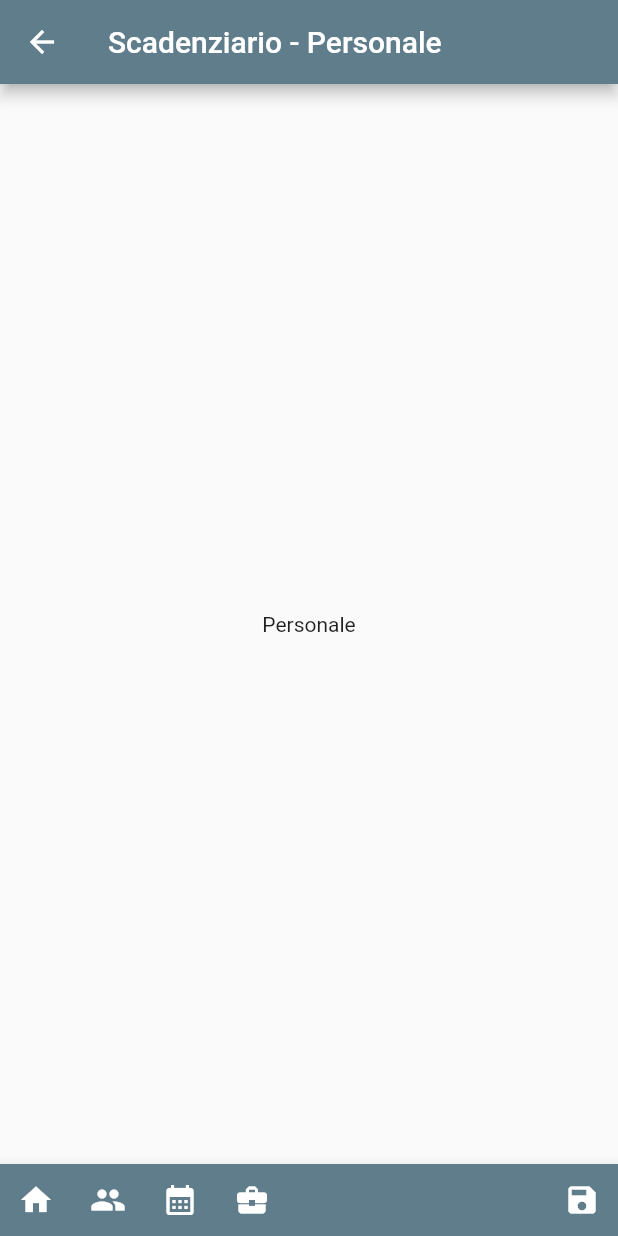
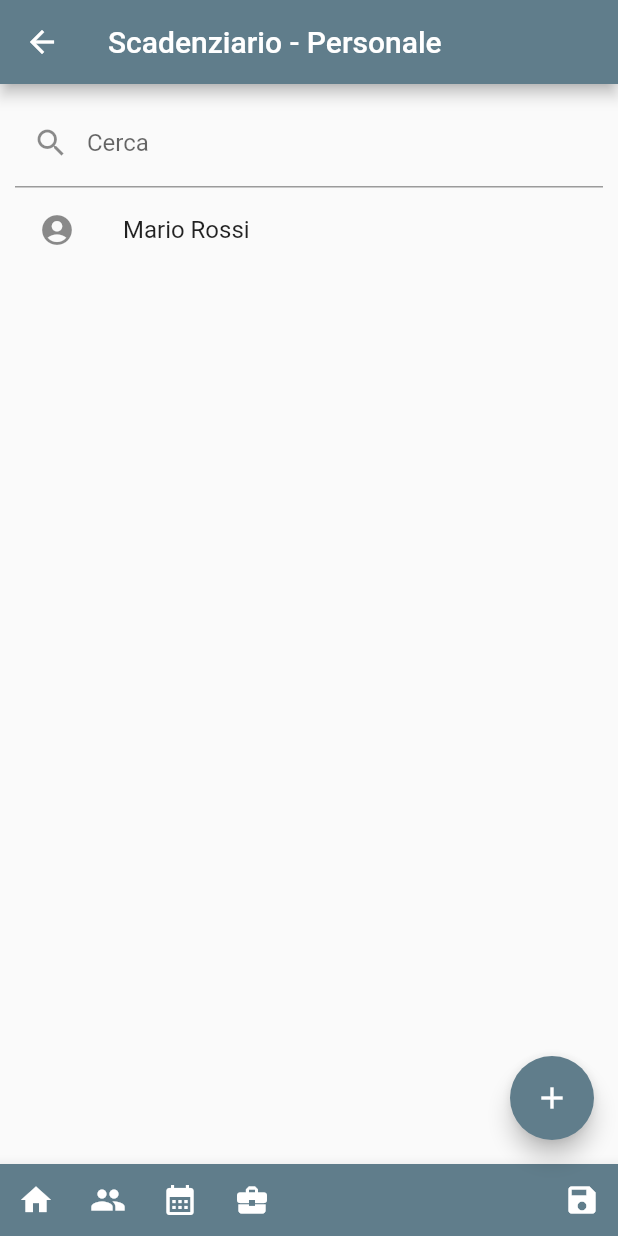
Before and after one commit to antonio-fasolato/scadenziario, a Flutter app: the PeopleScene screen opened by its route, on a phone screen of 412 x 824 dp. Run offline on Flutter 3.47's test engine with Material 2 defaults, Android fonts, the phone set to English and light mode, and no system bars.

Commit message:
People list

```diff
--- a/lib/main.dart
+++ b/lib/main.dart
@@ -22,7 +22,7 @@ class Scadenziario extends StatelessWidget {
       routes: {
         "/": (buildContext) => const DatabaseSelectionScene(),
         "/home": (buildContext) => const HomepageScene(),
-        "/people": (buildContext) => const PeopleScene(),
+        "/people": (buildContext) => PeopleScene(),
         "/calendar": (buildContext) => const CalendarScene(),
         "/activities": (buildContext) => const ActivitiesScene(),
       },
--- a/lib/scenes/people_scene.dart
+++ b/lib/scenes/people_scene.dart
@@ -2,7 +2,10 @@ import 'package:flutter/material.dart';
 import 'package:scadenziario/components/footer.dart';
 
 class PeopleScene extends StatelessWidget {
-  const PeopleScene({super.key});
+  PeopleScene({super.key});
+
+  final GlobalKey<FormState> _formKey = GlobalKey<FormState>();
+  final TextEditingController _searchController = TextEditingController();
 
   @override
   Widget build(BuildContext context) {
@@ -10,10 +13,35 @@ class PeopleScene extends StatelessWidget {
       appBar: AppBar(
         title: const Text("Scadenziario - Personale"),
       ),
-      body: const Center(
-        child: Text("Personale"),
+      body: Padding(
+        padding: EdgeInsets.all(10),
+        child: Column(
+          children: [
+            Form(
+                key: _formKey,
+                child: TextFormField(
+                  controller: _searchController,
+                  decoration: const InputDecoration(
+                      label: Text("Cerca"), prefixIcon: Icon(Icons.search)),
+                )),
+            ListView(
+              shrinkWrap: true,
+              children: const [
+                ListTile(
+                  title: Text("Mario Rossi"),
+                  leading: Icon(Icons.account_circle),
+                )
+              ],
+            ),
+          ],
+        ),
       ),
       bottomNavigationBar: const Footer(),
+      floatingActionButton: FloatingActionButton(
+        onPressed: () {},
+        tooltip: "Aggiungi personale",
+        child: const Icon(Icons.add),
+      ),
     );
   }
 }
```
